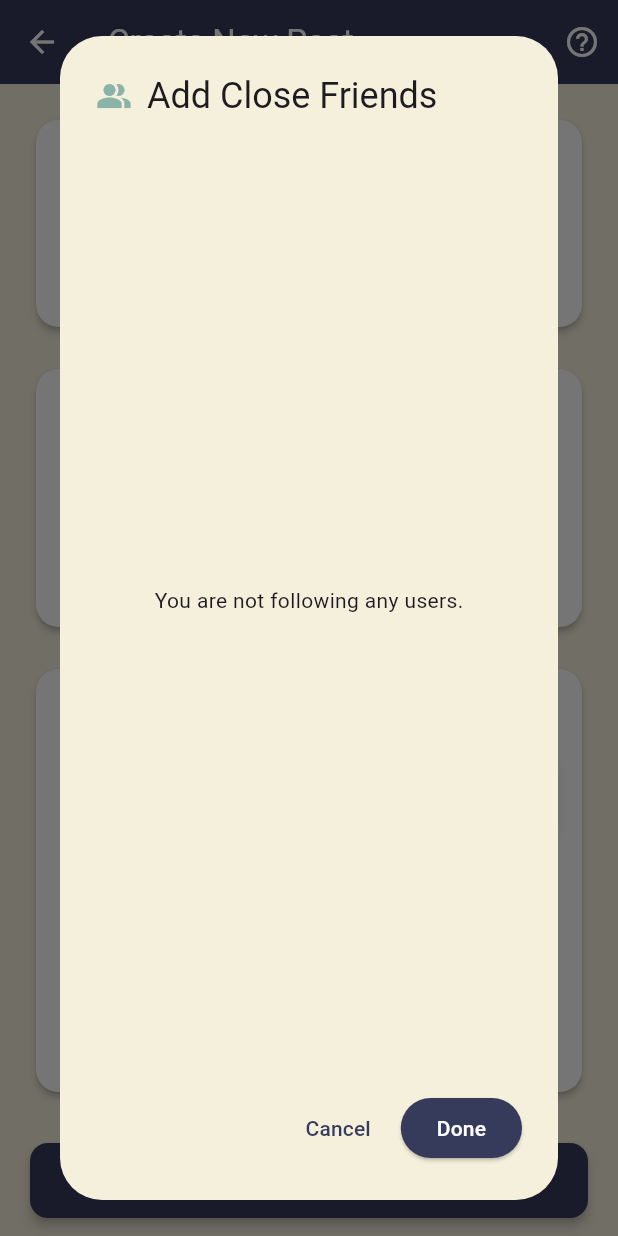
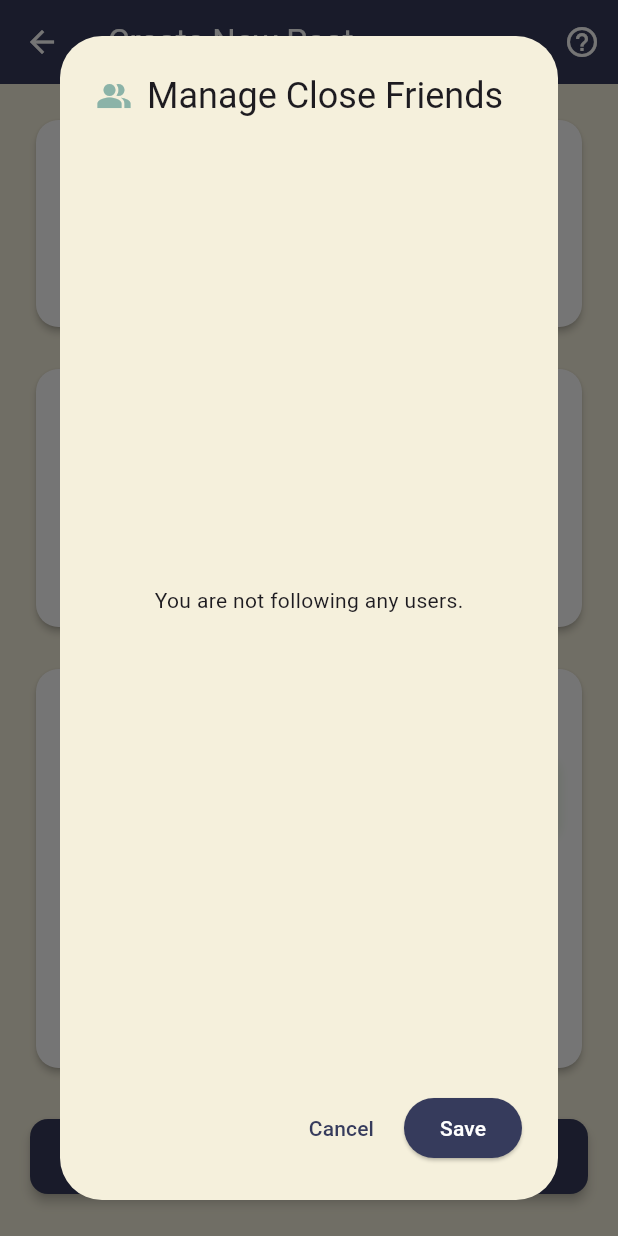
Before and after one commit to 6510615252/cn322-project, a Flutter app: the NewPostPage screen opened directly, after a tap on "Close Friends", after a tap on "Manage Close Friends", on a phone screen of 412 x 824 dp. Run offline on Flutter 3.47's test engine with Material 3 defaults, Android fonts, the phone set to English and light mode, and no system bars; our stand-ins replace cloud_firestore, firebase_auth, firebase_core, firebase_database, firebase_storage, flutter_dotenv and 2 more; accounts and stored records are empty; network calls fail.

Commit message:
fix manage closefriend

```diff
--- a/lib/screens/new_post_page.dart
+++ b/lib/screens/new_post_page.dart
@@ -7,6 +7,7 @@ import 'package:image_picker/image_picker.dart';
 import 'package:outstragram/services/postService.dart';
 import 'package:outstragram/services/userService.dart';
 import 'package:outstragram/screens/home_page.dart';
+import 'package:outstragram/widgets/manage_close_friends_button.dart';
 import 'package:outstragram/widgets/widget_tree.dart';
 
 // ธีมสีที่กำหนด
@@ -77,121 +78,6 @@ class _NewPostPageState extends State<NewPostPage> {
     }
   }
 
-  Future<void> _addToCloseFriends(List<String> selectedUsers) async {
-    setState(() {
-      _isLoading = true;
-    });
-
-    try {
-      await _userService.addCloseFriends(widget.uid!, selectedUsers);
-
-      setState(() {
-        _closeFriends.addAll(selectedUsers);
-        _allUsers.removeWhere((user) => selectedUsers.contains(user));
-      });
-
-      ScaffoldMessenger.of(context).showSnackBar(
-        SnackBar(
-          content: const Text("Close friends updated successfully!"),
-          backgroundColor: AppTheme.navyColor,
-        ),
-      );
-    } catch (e) {
-      ScaffoldMessenger.of(context).showSnackBar(
-        SnackBar(
-          content: Text("Error adding close friends: $e"),
-          backgroundColor: Colors.red,
-        ),
-      );
-    } finally {
-      setState(() {
-        _isLoading = false;
-      });
-    }
-  }
-
-  void _showAddCloseFriendsDialog() async {
-    List<String> selectedUsers = [];
-
-    // คืนค่าผู้ใช้ที่เราได้ติดตาม
-    List<String> followingUsers =
-        await _userService.getFollowingUsers(widget.uid);
-
-    showDialog(
-      context: context,
-      builder: (BuildContext context) {
-        return StatefulBuilder(
-          builder: (context, setStateDialog) {
-            return AlertDialog(
-              backgroundColor: AppTheme.creamColor,
-              title: Row(
-                children: [
-                  Icon(Icons.people_alt, color: AppTheme.tealColor),
-                  const SizedBox(width: 10),
-                  const Text("Add Close Friends"),
-                ],
-              ),
-              content: Container(
-                width: double.maxFinite,
-                child: followingUsers.isEmpty
-                    ? const Center(
-                        child: Text("You are not following any users."),
-                      )
-                    : SingleChildScrollView(
-                        child: Column(
-                          mainAxisSize: MainAxisSize.min,
-                          children: followingUsers.map((user) {
-                            return CheckboxListTile(
-                              title: Text(user),
-                              value: selectedUsers.contains(user),
-                              onChanged: (bool? value) {
-                                setStateDialog(() {
-                                  if (value != null) {
-                                    if (value) {
-                                      selectedUsers.add(user);
-                                    } else {
-                                      selectedUsers.remove(user);
-                                    }
-                                  }
-                                });
-                              },
-                              activeColor: AppTheme.tealColor,
-                              checkColor: Colors.white,
-                            );
-                          }).toList(),
-                        ),
-                      ),
-              ),
-              actions: [
-                TextButton(
-                  onPressed: () {
-                    Navigator.of(context).pop();
-                  },
-                  style: TextButton.styleFrom(
-                    foregroundColor: AppTheme.navyColor,
-                  ),
-                  child: const Text("Cancel"),
-                ),
-                ElevatedButton(
-                  onPressed: () {
-                    _addToCloseFriends(selectedUsers);
-                    Navigator.of(context).pop();
-                    _loadAllUsers();
-                  },
-                  style: ElevatedButton.styleFrom(
-                    backgroundColor: AppTheme.navyColor,
-                    foregroundColor: Colors.white,
-                  ),
-                  child: const Text("Done"),
-                ),
-              ],
-            );
-          },
-        );
-      },
-    );
-  }
-
   Future<void> _pickImage() async {
     final ImagePicker _picker = ImagePicker();
     final XFile? image = await _picker.pickImage(source: ImageSource.gallery);
@@ -228,7 +114,8 @@ class _NewPostPageState extends State<NewPostPage> {
     setState(() => _isLoading = true);
 
     try {
-      final String postId = '${DateTime.now().millisecondsSinceEpoch}_${widget.uid}';
+      final String postId =
+          '${DateTime.now().millisecondsSinceEpoch}_${widget.uid}';
 
       final String imageUrl = await _postService.uploadPostPic(
         _imageBytes!,
@@ -243,7 +130,8 @@ class _NewPostPageState extends State<NewPostPage> {
         isPrivate: _isPrivate,
       );
 
-      await _postService.updateUserPost(uId: widget.uid!, postId: postId, isPrivate: _isPrivate);
+      await _postService.updateUserPost(
+          uId: widget.uid!, postId: postId, isPrivate: _isPrivate);
 
       if (mounted) {
         Navigator.of(context).pushReplacement(
@@ -621,19 +509,13 @@ class _NewPostPageState extends State<NewPostPage> {
                                 ],
                               ),
                             ),
-                            if (_isPrivate)
-                              Padding(
-                                padding: const EdgeInsets.only(
-                                    top: 16.0, bottom: 8.0),
-                                child: TextButton.icon(
-                                  onPressed: _showAddCloseFriendsDialog,
-                                  icon: Icon(Icons.person_add,
-                                      color: AppTheme.tealColor),
-                                  label: Text("Manage Close Friends",
-                                      style:
-                                          TextStyle(color: AppTheme.tealColor)),
-                                ),
+                            if (_isPrivate) ...[
+                              const SizedBox(height: 8),
+                              SizedBox(
+                                width: double.infinity,
+                                child: ManageCloseFriendsButton(),
                               ),
+                            ]
                           ],
                         ),
                       ),
--- a/lib/services/userService.dart
+++ b/lib/services/userService.dart
@@ -277,20 +277,17 @@ class UserService {
 
   Future<List<String>> getCloseFriendsName(String uid) async {
     try {
-      DocumentSnapshot userDoc =
-          await _firestore.collection('usersecret').doc(uid).get();
+      final userDoc = await _firestore.collection('usersecret').doc(uid).get();
+      final closeFriendsUid = List<String>.from(userDoc['closefriend'] ?? []);
 
-      List<String> closeFriendsUid =
-          List<String>.from(userDoc['closefriend'] ?? []);
+      if (closeFriendsUid.isEmpty) return [];
 
-      final users = await _firestore
+      final userSnapshots = await _firestore
           .collection('user')
           .where(FieldPath.documentId, whereIn: closeFriendsUid)
           .get();
-      final closeFriendsNames =
-          users.docs.map((doc) => doc['name'] as String).toList();
 
-      return closeFriendsNames;
+      return userSnapshots.docs.map((doc) => doc['name'] as String).toList();
     } catch (e) {
       print("Error fetching close friends names: $e");
       return [];
@@ -332,34 +329,79 @@ class UserService {
     }
   }
 
-  Future<void> addCloseFriends(String uid, List<String> selectedUserName) async {
+  Future<void> addCloseFriends(String uid, List<String> selectedUserUids) async {
     try {
-      print(selectedUserName);
       final userRef = _firestore.collection('usersecret').doc(uid);
-
-      if (selectedUserName.isEmpty) {
-        throw Exception("No selected users to add.");
-      }
-
-      // 🔹 ดึงข้อมูลทั้งหมดในครั้งเดียว
-      final snapshot = await _firestore
-          .collection('user')
-          .where('name', whereIn: selectedUserName)
-          .get();
-
-      // 🔹 map เอา docId มาเก็บ
-      final selectedUserUids = snapshot.docs.map((doc) => doc.id).toList();
-
-      if (selectedUserUids.isEmpty) {
-        throw Exception("No matching users found to add as close friends.");
-      }
-
-      // 🔹 อัปเดต field
       await userRef.update({
         'closefriend': FieldValue.arrayUnion(selectedUserUids),
       });
     } catch (e) {
       throw Exception("Error adding close friends: $e");
+    }
+  }
+
+  Future<List<Map<String, String>>> getFollowingUsersWithUid(String currentUserUid) async {
+    try {
+      DocumentSnapshot userDoc =
+          await _firestore.collection('user').doc(currentUserUid).get();
+
+      if (userDoc.exists) {
+        List<dynamic> followingList = userDoc['following'] ?? [];
+
+        List<Map<String, String>> followingUsers = [];
+
+        for (String uid in followingList) {
+          String userName = await getUserNameByUid(uid);
+          followingUsers.add({'uid': uid, 'name': userName});
+        }
+
+        return followingUsers;
+      } else {
+        return [];
+      }
+    } catch (e) {
+      print("Error getting following users with UID: $e");
+      return [];
+    }
+  }
+
+  Future<List<Map<String, dynamic>>> getFollowingWithCloseFriendStatus(String uid) async {
+    try {
+      DocumentSnapshot userDoc =
+          await _firestore.collection('user').doc(uid).get();
+      DocumentSnapshot secretDoc =
+          await _firestore.collection('usersecret').doc(uid).get();
+
+      List<String> following = List<String>.from(userDoc['following'] ?? []);
+      List<String> closefriends = List<String>.from(secretDoc['closefriend'] ?? []);
+
+      List<Map<String, dynamic>> usersInfo = [];
+
+      for (String userUid in following) {
+        String name = await getUserNameByUid(userUid);
+        bool isCloseFriend = closefriends.contains(userUid);
+
+        usersInfo.add({
+          'uid': userUid,
+          'name': name,
+          'isCloseFriend': isCloseFriend,
+        });
+      }
+
+      return usersInfo;
+    } catch (e) {
+      print("Error fetching following with closefriend status: $e");
+      return [];
+    }
+  }
+
+  Future<void> setCloseFriends(String uid, List<String> selectedUserUids) async {
+    try {
+      final userRef = _firestore.collection('usersecret').doc(uid);
+      await userRef.update({'closefriend': selectedUserUids});
+    } catch (e) {
+      print("Error setting close friends: $e");
+      throw e;
     }
   }
 
--- a/lib/widgets/manage_close_friends_button.dart
+++ b/lib/widgets/manage_close_friends_button.dart
@@ -86,12 +86,18 @@ class _ManageCloseFriendsButtonState extends State<ManageCloseFriendsButton> {
   }
 
   void _showAddCloseFriendsDialog() async {
-    List<String> selectedUsers = [];
+    List<String> selectedUids = [];
 
-    List<String> followingUsers =
-        await _userService.getFollowingUsers(widget.uid);
+    List<Map<String, dynamic>> followingUsers =
+        await _userService.getFollowingWithCloseFriendStatus(widget.uid!);
 
-    if (!mounted) return; // Check if the widget is still in the tree
+    if (!mounted) return;
+
+    // เริ่มต้นเลือกคนที่เป็น closefriend อยู่แล้ว
+    selectedUids = followingUsers
+        .where((user) => user['isCloseFriend'] == true)
+        .map((user) => user['uid'] as String)
+        .toList();
 
     showDialog(
       context: context,
@@ -104,7 +110,7 @@ class _ManageCloseFriendsButtonState extends State<ManageCloseFriendsButton> {
                 children: [
                   Icon(Icons.people_alt, color: AppTheme.tealColor),
                   const SizedBox(width: 10),
-                  const Text("Add Close Friends"),
+                  const Text("Manage Close Friends"),
                 ],
               ),
               content: Container(
@@ -116,17 +122,19 @@ class _ManageCloseFriendsButtonState extends State<ManageCloseFriendsButton> {
                     : SingleChildScrollView(
                         child: Column(
                           mainAxisSize: MainAxisSize.min,
-                          children: followingUsers.map((user) {
+                          children: followingUsers.map((userMap) {
+                            String uid = userMap['uid'];
+                            String name = userMap['name'];
                             return CheckboxListTile(
-                              title: Text(user),
-                              value: selectedUsers.contains(user),
+                              title: Text(name),
+                              value: selectedUids.contains(uid),
                               onChanged: (bool? value) {
                                 setStateDialog(() {
                                   if (value != null) {
                                     if (value) {
-                                      selectedUsers.add(user);
+                                      selectedUids.add(uid);
                                     } else {
-                                      selectedUsers.remove(user);
+                                      selectedUids.remove(uid);
                                     }
                                   }
                                 });
@@ -140,17 +148,15 @@ class _ManageCloseFriendsButtonState extends State<ManageCloseFriendsButton> {
               ),
               actions: [
                 TextButton(
-                  onPressed: () {
-                    Navigator.of(context).pop();
-                  },
+                  onPressed: () => Navigator.of(context).pop(),
                   style: TextButton.styleFrom(
                     foregroundColor: AppTheme.navyColor,
                   ),
                   child: const Text("Cancel"),
                 ),
                 ElevatedButton(
-                  onPressed: () {
-                    _addToCloseFriends(selectedUsers);
+                  onPressed: () async {
+                    await _userService.setCloseFriends(widget.uid!, selectedUids);
                     Navigator.of(context).pop();
                     _loadCloseFriends();
                   },
@@ -158,7 +164,7 @@ class _ManageCloseFriendsButtonState extends State<ManageCloseFriendsButton> {
                     backgroundColor: AppTheme.navyColor,
                     foregroundColor: Colors.white,
                   ),
-                  child: const Text("Done"),
+                  child: const Text("Save"),
                 ),
               ],
             );
```
Also changed, not shown: lib/screens/ProfilePage.dart (+27 -14 lines).
